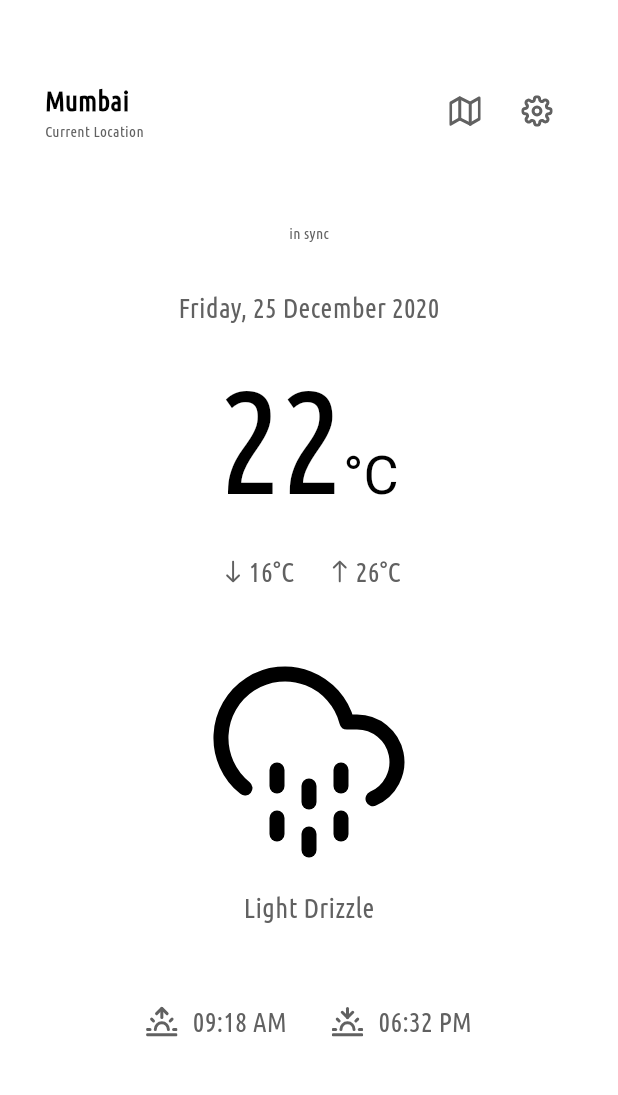
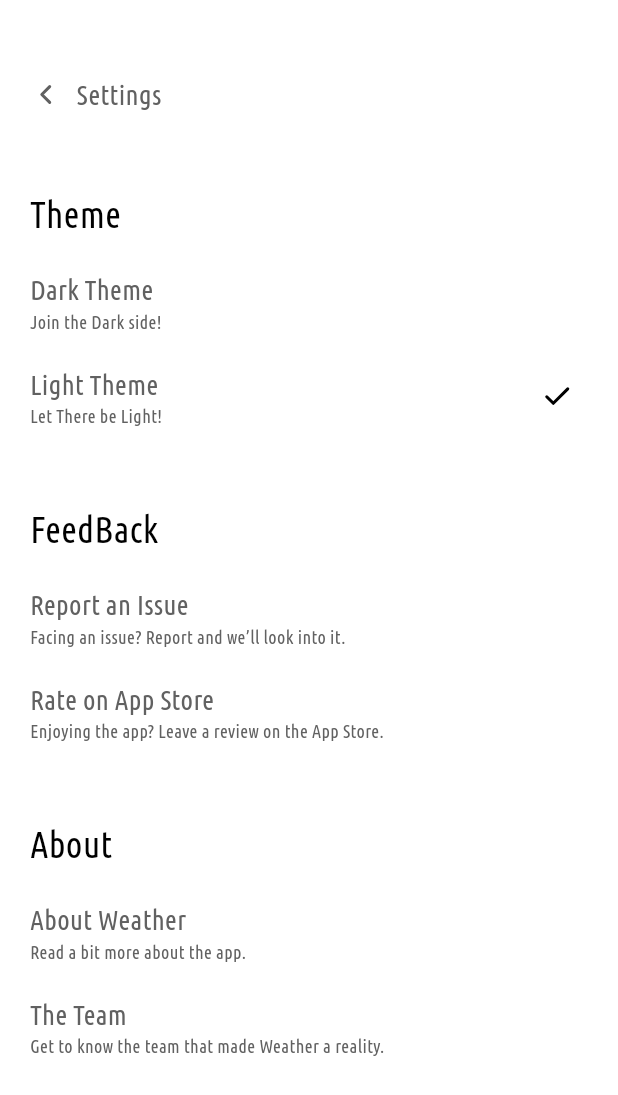
Before and after one commit to flemimac/weatherApp, a Flutter app: the screen it shows after launch, after a tap on an icon or button, on a phone screen of 412 x 824 dp. Shown: the top 1095 px of the screen. Run offline on Flutter 3.47's test engine with Material 3 defaults, Android fonts, the phone set to English and light mode, and no system bars; our stand-ins replace flutter_svg.

Commit message:
add settingspage

```diff
--- a/lib/designs/style.dart
+++ b/lib/designs/style.dart
@@ -25,12 +25,27 @@ const TextStyle cityCardTitleStyle = TextStyle(
   color: primaryColor,
 );
 
-const TextStyle cityCardDesc1Style = TextStyle(
+const TextStyle cityCardDescPrimaryStyle = TextStyle(
   fontSize: 18,
   color: primaryTranslucentColor,
 );
 
-const TextStyle cityCardDesc2Style = TextStyle(
+const TextStyle cityCardDescSecondaryStyle = TextStyle(
   fontSize: 12,
   color: primaryTranslucentColor,
 );
+
+const TextStyle settingsTitleStyle = TextStyle(
+  fontSize: 24,
+  color: primaryColor,
+);
+
+const TextStyle settingsDescPrimaryStyle = TextStyle(
+  fontSize: 18,
+  color: primaryTranslucentColor,
+);
+
+const TextStyle settingsDescSecondaryStyle = TextStyle(
+  fontSize: 12,
+  color: primaryTranslucentColor,
+);
--- a/lib/designs/svg.dart
+++ b/lib/designs/svg.dart
@@ -21,3 +21,5 @@ final SvgPicture backIcon = SvgPicture.asset('assets/svg/back.svg');
 final SvgPicture addLocationIcon = SvgPicture.asset(
   'assets/svg/addLocation.svg',
 );
+
+final SvgPicture checkIcon = SvgPicture.asset('assets/svg/check.svg');
--- a/lib/pages/home.dart
+++ b/lib/pages/home.dart
@@ -1,4 +1,5 @@
 import 'package:flutter/material.dart';
+import 'package:weather/pages/settings.dart';
 
 import '../pages/locations.dart';
 import '../designs/designs.dart';
@@ -43,7 +44,16 @@ class HomePage extends StatelessWidget {
                         },
                         icon: locationsIcon,
                       ),
-                      IconButton(onPressed: () {}, icon: settingsIcon),
+                      IconButton(
+                        onPressed: () {
+                          Navigator.of(context).push(
+                            MaterialPageRoute(
+                              builder: (context) => SettingsPage(),
+                            ),
+                          );
+                        },
+                        icon: settingsIcon,
+                      ),
                     ],
                   ),
                 ],
--- a/lib/pages/locations.dart
+++ b/lib/pages/locations.dart
@@ -66,7 +66,7 @@ class CityCard extends StatefulWidget {
   final String? cityDesc;
   final SvgPicture? cityIcon;
 
-  CityCard({
+  const CityCard({
     super.key,
     required this.cityName,
     required this.cityTemp,
@@ -93,8 +93,11 @@ class _CityCardState extends State<CityCard> {
                 widget.cityName ?? 'Неизвестный город',
                 style: cityCardTitleStyle,
               ),
-              Text('${widget.cityTemp}°C', style: cityCardDesc1Style),
-              Text(widget.cityDesc ?? 'Нет данных', style: cityCardDesc2Style),
+              Text('${widget.cityTemp}°C', style: cityCardDescPrimaryStyle),
+              Text(
+                widget.cityDesc ?? 'Нет данных',
+                style: cityCardDescSecondaryStyle,
+              ),
             ],
           ),
           SizedBox(height: 40, width: 40, child: widget.cityIcon),
--- /dev/null
+++ b/lib/pages/settings.dart
@@ -0,0 +1,211 @@
+import 'package:flutter/material.dart';
+
+import '../designs/designs.dart';
+
+class SettingsPage extends StatelessWidget {
+  const SettingsPage({super.key});
+
+  @override
+  Widget build(BuildContext context) {
+    return SafeArea(
+      child: Scaffold(
+        body: Padding(
+          padding: EdgeInsets.only(top: 50, right: 30, left: 20, bottom: 50),
+          child: Column(
+            spacing: 50,
+            children: [
+              Row(
+                children: [
+                  Row(
+                    spacing: 10,
+                    crossAxisAlignment: CrossAxisAlignment.center,
+                    children: [
+                      GestureDetector(
+                        onTap: () {
+                          Navigator.pop(context);
+                        },
+                        child: backIcon,
+                      ),
+                      Text('Settings', style: titleStyle),
+                    ],
+                  ),
+                ],
+              ),
+              ThemeCard(),
+              FeedbackCard(),
+              AboutCard(),
+            ],
+          ),
+        ),
+      ),
+    );
+  }
+}
+
+class ThemeCard extends StatefulWidget {
+  bool theme = true;
+
+  ThemeCard({super.key});
+
+  @override
+  State<ThemeCard> createState() => _ThemeCardState();
+}
+
+class _ThemeCardState extends State<ThemeCard> {
+  void themeChange(bool theme) {
+    setState(() {
+      widget.theme = theme;
+    });
+  }
+
+  @override
+  Widget build(BuildContext context) {
+    return Column(
+      crossAxisAlignment: CrossAxisAlignment.start,
+      spacing: 20,
+      children: [
+        Text('Theme', style: settingsTitleStyle),
+        GestureDetector(
+          onTap: () => themeChange(false),
+          child: Row(
+            mainAxisAlignment: MainAxisAlignment.spaceBetween,
+            children: [
+              Column(
+                crossAxisAlignment: CrossAxisAlignment.start,
+                children: [
+                  Text('Dark Theme', style: settingsDescPrimaryStyle),
+                  Text(
+                    'Join the Dark side!',
+                    style: settingsDescSecondaryStyle,
+                  ),
+                ],
+              ),
+              if (!widget.theme) checkIcon,
+            ],
+          ),
+        ),
+        GestureDetector(
+          onTap: () => themeChange(true),
+          child: Row(
+            mainAxisAlignment: MainAxisAlignment.spaceBetween,
+            children: [
+              Column(
+                crossAxisAlignment: CrossAxisAlignment.start,
+                children: [
+                  Text('Light Theme', style: settingsDescPrimaryStyle),
+                  Text(
+                    'Let There be Light!',
+                    style: settingsDescSecondaryStyle,
+                  ),
+                ],
+              ),
+              if (widget.theme) checkIcon,
+            ],
+          ),
+        ),
+      ],
+    );
+  }
+}
+
+class FeedbackCard extends StatelessWidget {
+  const FeedbackCard({super.key});
+
+  @override
+  Widget build(BuildContext context) {
+    return Column(
+      crossAxisAlignment: CrossAxisAlignment.start,
+      spacing: 20,
+      children: [
+        Text('FeedBack', style: settingsTitleStyle),
+        GestureDetector(
+          onTap: () {},
+          child: Row(
+            mainAxisAlignment: MainAxisAlignment.spaceBetween,
+            children: [
+              Column(
+                crossAxisAlignment: CrossAxisAlignment.start,
+                children: [
+                  Text('Report an Issue', style: settingsDescPrimaryStyle),
+                  Text(
+                    'Facing an issue? Report and we’ll look into it.',
+                    style: settingsDescSecondaryStyle,
+                  ),
+                ],
+              ),
+            ],
+          ),
+        ),
+        GestureDetector(
+          onTap: () {},
+          child: Row(
+            mainAxisAlignment: MainAxisAlignment.spaceBetween,
+            children: [
+              Column(
+                crossAxisAlignment: CrossAxisAlignment.start,
+                children: [
+                  Text('Rate on App Store', style: settingsDescPrimaryStyle),
+                  Text(
+                    'Enjoying the app? Leave a review on the App Store.',
+                    style: settingsDescSecondaryStyle,
+                  ),
+                ],
+              ),
+            ],
+          ),
+        ),
+      ],
+    );
+  }
+}
+
+class AboutCard extends StatelessWidget {
+  const AboutCard({super.key});
+
+  @override
+  Widget build(BuildContext context) {
+    return Column(
+      crossAxisAlignment: CrossAxisAlignment.start,
+      spacing: 20,
+      children: [
+        Text('About', style: settingsTitleStyle),
+        GestureDetector(
+          onTap: () {},
+          child: Row(
+            mainAxisAlignment: MainAxisAlignment.spaceBetween,
+            children: [
+              Column(
+                crossAxisAlignment: CrossAxisAlignment.start,
+                children: [
+                  Text('About Weather', style: settingsDescPrimaryStyle),
+                  Text(
+                    'Read a bit more about the app.',
+                    style: settingsDescSecondaryStyle,
+                  ),
+                ],
+              ),
+            ],
+          ),
+        ),
+        GestureDetector(
+          onTap: () {},
+          child: Row(
+            mainAxisAlignment: MainAxisAlignment.spaceBetween,
+            children: [
+              Column(
+                crossAxisAlignment: CrossAxisAlignment.start,
+                children: [
+                  Text('The Team', style: settingsDescPrimaryStyle),
+                  Text(
+                    'Get to know the team that made Weather a reality.',
+                    style: settingsDescSecondaryStyle,
+                  ),
+                ],
+              ),
+            ],
+          ),
+        ),
+      ],
+    );
+  }
+}
```
Also changed, not shown: assets/svg/check.svg (added).
